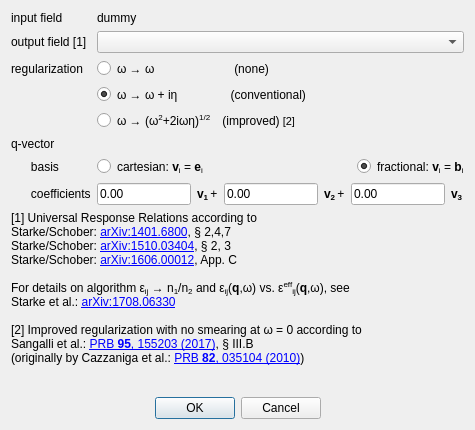
First picture: the form in elkoa/gui/Convert.ui, repository PandaScience/ElkOpticsAnalyzer, before the edit.
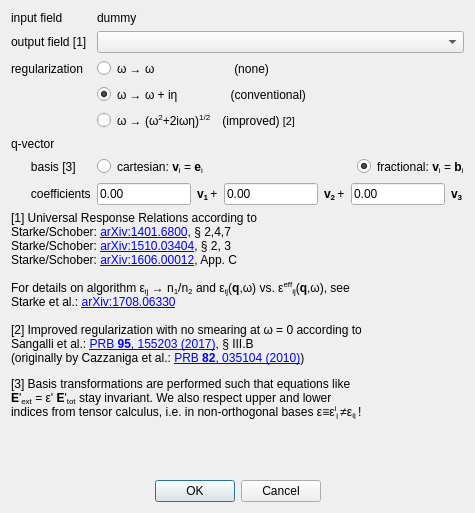
Second picture: the form after the edit.

Commit message: Add tensor index note to converter dialog

```diff
--- a/elkoa/gui/Convert.ui
+++ b/elkoa/gui/Convert.ui
@@ -24,7 +24,7 @@
     <x>0</x>
     <y>0</y>
     <width>475</width>
-    <height>430</height>
+    <height>513</height>
    </rect>
   </property>
   <property name="sizePolicy">
@@ -42,7 +42,7 @@
   <property name="maximumSize">
    <size>
     <width>475</width>
-    <height>530</height>
+    <height>580</height>
    </size>
   </property>
   <property name="windowTitle">
@@ -52,7 +52,7 @@
    <item row="1" column="0">
     <widget class="QLabel" name="labelReferences">
      <property name="text">
-      <string>&lt;html&gt;&lt;head/&gt;&lt;body&gt;&lt;p&gt;&lt;span style=&quot; font-size:9pt;&quot;&gt;[1] Universal Response Relations according to&lt;br/&gt;Starke/Schober: &lt;/span&gt;&lt;a href=&quot;https://arxiv.org/abs/1401.6800&quot;&gt;&lt;span style=&quot; font-size:9pt; text-decoration: underline; color:#0000ff;&quot;&gt;arXiv:1401.6800&lt;/span&gt;&lt;/a&gt;&lt;span style=&quot; font-size:9pt;&quot;&gt;, § 2,4,7 &lt;br/&gt;Starke/Schober: &lt;/span&gt;&lt;a href=&quot;https://arxiv.org/abs/1510.03404&quot;&gt;&lt;span style=&quot; font-size:9pt; text-decoration: underline; color:#0000ff;&quot;&gt;arXiv:1510.03404&lt;/span&gt;&lt;/a&gt;&lt;span style=&quot; font-size:9pt;&quot;&gt;, § 2, 3&lt;/span&gt;&lt;a href=&quot;https://doi.org/10.1016/j.ijleo.2017.03.088&quot;&gt;&lt;span style=&quot; font-size:9pt; text-decoration: underline; color:#0000ff;&quot;&gt;&lt;br/&gt;&lt;/span&gt;&lt;/a&gt;&lt;span style=&quot; font-size:9pt;&quot;&gt;Starke/Schober: &lt;/span&gt;&lt;a href=&quot;https://arxiv.org/abs/1606.00012&quot;&gt;&lt;span style=&quot; font-size:9pt; text-decoration: underline; color:#0000ff;&quot;&gt;arXiv:1606.00012&lt;/span&gt;&lt;/a&gt;&lt;span style=&quot; font-size:9pt;&quot;&gt;, App. C&lt;br/&gt;&lt;br/&gt;For details on algorithm ε&lt;/span&gt;&lt;span style=&quot; font-size:9pt; vertical-align:sub;&quot;&gt;ij&lt;/span&gt;&lt;span style=&quot; font-size:9pt;&quot;&gt; → n&lt;/span&gt;&lt;span style=&quot; font-size:9pt; vertical-align:sub;&quot;&gt;1&lt;/span&gt;&lt;span style=&quot; font-size:9pt;&quot;&gt;/n&lt;/span&gt;&lt;span style=&quot; font-size:9pt; vertical-align:sub;&quot;&gt;2&lt;/span&gt;&lt;span style=&quot; font-size:9pt;&quot;&gt; and ε&lt;/span&gt;&lt;span style=&quot; font-size:9pt; vertical-align:sub;&quot;&gt;ij&lt;/span&gt;&lt;span style=&quot; font-size:9pt;&quot;&gt;(&lt;/span&gt;&lt;span style=&quot; font-size:9pt; font-weight:600;&quot;&gt;q&lt;/span&gt;&lt;span style=&quot; font-size:9pt;&quot;&gt;,ω) vs. ε&lt;/span&gt;&lt;span style=&quot; font-size:9pt; vertical-align:super;&quot;&gt;eff&lt;/span&gt;&lt;span style=&quot; font-size:9pt; vertical-align:sub;&quot;&gt;ij&lt;/span&gt;&lt;span style=&quot; font-size:9pt;&quot;&gt;(&lt;/span&gt;&lt;span style=&quot; font-size:9pt; font-weight:600;&quot;&gt;q&lt;/span&gt;&lt;span style=&quot; font-size:9pt;&quot;&gt;,ω), see&lt;br/&gt;Starke et al.: &lt;/span&gt;&lt;a href=&quot;https://arxiv.org/abs/1708.06330&quot;&gt;&lt;span style=&quot; font-size:9pt; text-decoration: underline; color:#0000ff;&quot;&gt;arXiv:1708.06330&lt;/span&gt;&lt;/a&gt;&lt;span style=&quot; font-size:9pt;&quot;&gt;&lt;br/&gt;&lt;br/&gt;[2] Improved regularization with no smearing at ω = 0 according to&lt;br/&gt;Sangalli et al.: &lt;/span&gt;&lt;a href=&quot;https://doi.org/10.1103/PhysRevB.95.155203&quot;&gt;&lt;span style=&quot; font-size:9pt; text-decoration: underline; color:#0000ff;&quot;&gt;PRB &lt;/span&gt;&lt;/a&gt;&lt;a href=&quot;https://doi.org/10.1103/PhysRevB.95.155203&quot;&gt;&lt;span style=&quot; font-size:9pt; font-weight:600; text-decoration: underline; color:#0000ff;&quot;&gt;95&lt;/span&gt;&lt;/a&gt;&lt;a href=&quot;https://doi.org/10.1103/PhysRevB.95.155203&quot;&gt;&lt;span style=&quot; font-size:9pt; text-decoration: underline; color:#0000ff;&quot;&gt;, 155203 (2017)&lt;/span&gt;&lt;/a&gt;&lt;span style=&quot; font-size:9pt;&quot;&gt;, § III.B &lt;br/&gt;(originally by Cazzaniga et al.: &lt;/span&gt;&lt;a href=&quot;https://doi.org/10.1103/PhysRevB.82.035104&quot;&gt;&lt;span style=&quot; font-size:9pt; text-decoration: underline; color:#0000ff;&quot;&gt;PRB &lt;/span&gt;&lt;/a&gt;&lt;a href=&quot;https://doi.org/10.1103/PhysRevB.82.035104&quot;&gt;&lt;span style=&quot; font-size:9pt; font-weight:600; text-decoration: underline; color:#0000ff;&quot;&gt;82&lt;/span&gt;&lt;/a&gt;&lt;a href=&quot;https://doi.org/10.1103/PhysRevB.82.035104&quot;&gt;&lt;span style=&quot; font-size:9pt; text-decoration: underline; color:#0000ff;&quot;&gt;, 035104 (2010)&lt;/span&gt;&lt;/a&gt;&lt;span style=&quot; font-size:9pt;&quot;&gt;)&lt;/span&gt;&lt;/p&gt;&lt;/body&gt;&lt;/html&gt;</string>
+      <string>&lt;html&gt;&lt;head/&gt;&lt;body&gt;&lt;p&gt;&lt;span style=&quot; font-size:9pt;&quot;&gt;[1] Universal Response Relations according to&lt;br/&gt;Starke/Schober: &lt;/span&gt;&lt;a href=&quot;https://arxiv.org/abs/1401.6800&quot;&gt;&lt;span style=&quot; font-size:9pt; text-decoration: underline; color:#0000ff;&quot;&gt;arXiv:1401.6800&lt;/span&gt;&lt;/a&gt;&lt;span style=&quot; font-size:9pt;&quot;&gt;, § 2,4,7 &lt;br/&gt;Starke/Schober: &lt;/span&gt;&lt;a href=&quot;https://arxiv.org/abs/1510.03404&quot;&gt;&lt;span style=&quot; font-size:9pt; text-decoration: underline; color:#0000ff;&quot;&gt;arXiv:1510.03404&lt;/span&gt;&lt;/a&gt;&lt;span style=&quot; font-size:9pt;&quot;&gt;, § 2, 3&lt;/span&gt;&lt;a href=&quot;https://doi.org/10.1016/j.ijleo.2017.03.088&quot;&gt;&lt;span style=&quot; font-size:9pt; text-decoration: underline; color:#0000ff;&quot;&gt;&lt;br/&gt;&lt;/span&gt;&lt;/a&gt;&lt;span style=&quot; font-size:9pt;&quot;&gt;Starke/Schober: &lt;/span&gt;&lt;a href=&quot;https://arxiv.org/abs/1606.00012&quot;&gt;&lt;span style=&quot; font-size:9pt; text-decoration: underline; color:#0000ff;&quot;&gt;arXiv:1606.00012&lt;/span&gt;&lt;/a&gt;&lt;span style=&quot; font-size:9pt;&quot;&gt;, App. C&lt;br/&gt;&lt;br/&gt;For details on algorithm ε&lt;/span&gt;&lt;span style=&quot; font-size:9pt; vertical-align:sub;&quot;&gt;ij&lt;/span&gt;&lt;span style=&quot; font-size:9pt;&quot;&gt; → n&lt;/span&gt;&lt;span style=&quot; font-size:9pt; vertical-align:sub;&quot;&gt;1&lt;/span&gt;&lt;span style=&quot; font-size:9pt;&quot;&gt;/n&lt;/span&gt;&lt;span style=&quot; font-size:9pt; vertical-align:sub;&quot;&gt;2&lt;/span&gt;&lt;span style=&quot; font-size:9pt;&quot;&gt; and ε&lt;/span&gt;&lt;span style=&quot; font-size:9pt; vertical-align:sub;&quot;&gt;ij&lt;/span&gt;&lt;span style=&quot; font-size:9pt;&quot;&gt;(&lt;/span&gt;&lt;span style=&quot; font-size:9pt; font-weight:600;&quot;&gt;q&lt;/span&gt;&lt;span style=&quot; font-size:9pt;&quot;&gt;,ω) vs. ε&lt;/span&gt;&lt;span style=&quot; font-size:9pt; vertical-align:super;&quot;&gt;eff&lt;/span&gt;&lt;span style=&quot; font-size:9pt; vertical-align:sub;&quot;&gt;ij&lt;/span&gt;&lt;span style=&quot; font-size:9pt;&quot;&gt;(&lt;/span&gt;&lt;span style=&quot; font-size:9pt; font-weight:600;&quot;&gt;q&lt;/span&gt;&lt;span style=&quot; font-size:9pt;&quot;&gt;,ω), see&lt;br/&gt;Starke et al.: &lt;/span&gt;&lt;a href=&quot;https://arxiv.org/abs/1708.06330&quot;&gt;&lt;span style=&quot; font-size:9pt; text-decoration: underline; color:#0000ff;&quot;&gt;arXiv:1708.06330&lt;/span&gt;&lt;/a&gt;&lt;span style=&quot; font-size:9pt;&quot;&gt;&lt;br/&gt;&lt;br/&gt;[2] Improved regularization with no smearing at ω = 0 according to&lt;br/&gt;Sangalli et al.: &lt;/span&gt;&lt;a href=&quot;https://doi.org/10.1103/PhysRevB.95.155203&quot;&gt;&lt;span style=&quot; font-size:9pt; text-decoration: underline; color:#0000ff;&quot;&gt;PRB &lt;/span&gt;&lt;/a&gt;&lt;a href=&quot;https://doi.org/10.1103/PhysRevB.95.155203&quot;&gt;&lt;span style=&quot; font-size:9pt; font-weight:600; text-decoration: underline; color:#0000ff;&quot;&gt;95&lt;/span&gt;&lt;/a&gt;&lt;a href=&quot;https://doi.org/10.1103/PhysRevB.95.155203&quot;&gt;&lt;span style=&quot; font-size:9pt; text-decoration: underline; color:#0000ff;&quot;&gt;, 155203 (2017)&lt;/span&gt;&lt;/a&gt;&lt;span style=&quot; font-size:9pt;&quot;&gt;, § III.B &lt;br/&gt;(originally by Cazzaniga et al.: &lt;/span&gt;&lt;a href=&quot;https://doi.org/10.1103/PhysRevB.82.035104&quot;&gt;&lt;span style=&quot; font-size:9pt; text-decoration: underline; color:#0000ff;&quot;&gt;PRB &lt;/span&gt;&lt;/a&gt;&lt;a href=&quot;https://doi.org/10.1103/PhysRevB.82.035104&quot;&gt;&lt;span style=&quot; font-size:9pt; font-weight:600; text-decoration: underline; color:#0000ff;&quot;&gt;82&lt;/span&gt;&lt;/a&gt;&lt;a href=&quot;https://doi.org/10.1103/PhysRevB.82.035104&quot;&gt;&lt;span style=&quot; font-size:9pt; text-decoration: underline; color:#0000ff;&quot;&gt;, 035104 (2010)&lt;/span&gt;&lt;/a&gt;&lt;span style=&quot; font-size:9pt;&quot;&gt;)&lt;/span&gt;&lt;/p&gt;&lt;p&gt;&lt;span style=&quot; font-size:9pt;&quot;&gt;[3] Basis transformations are performed such that equations like&lt;br/&gt;&lt;/span&gt;&lt;span style=&quot; font-size:9pt; font-weight:600;&quot;&gt;E&lt;/span&gt;&lt;span style=&quot; font-size:9pt;&quot;&gt;'&lt;/span&gt;&lt;span style=&quot; font-size:9pt; vertical-align:sub;&quot;&gt;ext&lt;/span&gt;&lt;span style=&quot; font-size:9pt;&quot;&gt; = ε' &lt;/span&gt;&lt;span style=&quot; font-size:9pt; font-weight:600;&quot;&gt;E&lt;/span&gt;&lt;span style=&quot; font-size:9pt;&quot;&gt;'&lt;/span&gt;&lt;span style=&quot; font-size:9pt; vertical-align:sub;&quot;&gt;tot&lt;/span&gt;&lt;span style=&quot; font-size:9pt;&quot;&gt; stay invariant. We also respect upper and lower&lt;br/&gt;indices from tensor calculus, i.e. in non-orthogonal bases ε≡ε&lt;/span&gt;&lt;span style=&quot; font-size:9pt; vertical-align:super;&quot;&gt;i&lt;/span&gt;&lt;span style=&quot; font-size:9pt; vertical-align:sub;&quot;&gt;j &lt;/span&gt;&lt;span style=&quot; font-size:9pt;&quot;&gt;≠ε&lt;/span&gt;&lt;span style=&quot; font-size:9pt; vertical-align:sub;&quot;&gt;ij &lt;/span&gt;&lt;span style=&quot; font-size:9pt;&quot;&gt;!&lt;/span&gt;&lt;/p&gt;&lt;/body&gt;&lt;/html&gt;</string>
      </property>
      <property name="textFormat">
       <enum>Qt::RichText</enum>
@@ -302,7 +302,7 @@
      <item row="6" column="0">
       <widget class="QLabel" name="labelBasis">
        <property name="text">
-        <string>      basis</string>
+        <string>&lt;html&gt;&lt;head/&gt;&lt;body&gt;&lt;p&gt;      basis &lt;span style=&quot; font-size:9pt;&quot;&gt;[3]&lt;/span&gt;&lt;/p&gt;&lt;/body&gt;&lt;/html&gt;</string>
        </property>
       </widget>
      </item>
```
The commit also changes 2 other files.
